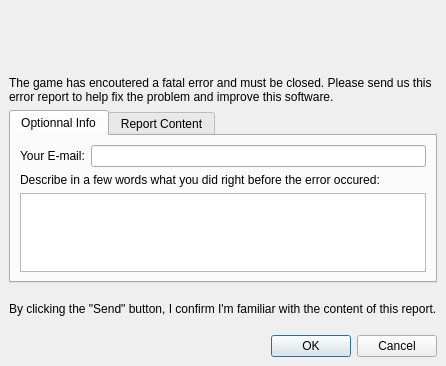
The window that tools/crashreporter/ui/errorreportdialog.ui (arx/ArxLibertatis) describes before a commit, drawn with Qt 5.
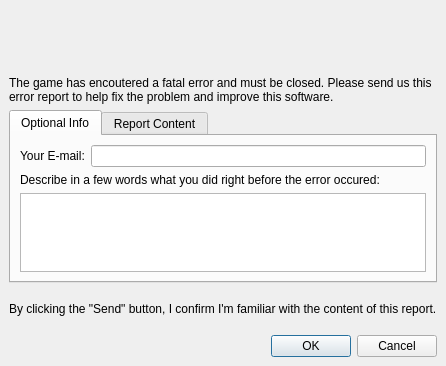
The same window after the commit. Icons and pictures are not drawn.

Commit message: crashreporter: Fix typo.

What changed in the file:
```diff
--- a/tools/crashreporter/ui/errorreportdialog.ui
+++ b/tools/crashreporter/ui/errorreportdialog.ui
@@ -271,7 +271,7 @@
          </property>
          <widget class="QWidget" name="tabOptionnalInfo">
           <attribute name="title">
-           <string>Optionnal Info</string>
+           <string>Optional Info</string>
           </attribute>
           <layout class="QVBoxLayout" name="verticalLayout_3">
            <item>
```
